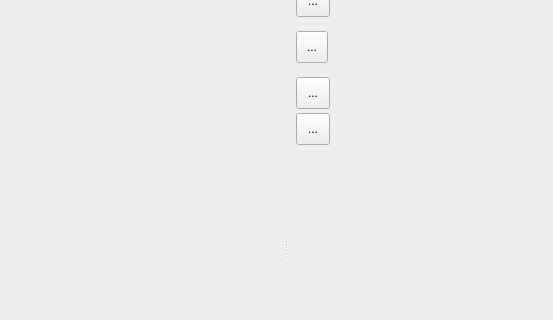
Before: the Qt Designer form sources/viewer.ui in mikaelsundell/stageviz, drawn with Qt 5; both pictures show x 0 to 553 and y 150 to 470 of the 1200 by 800 pixel window.
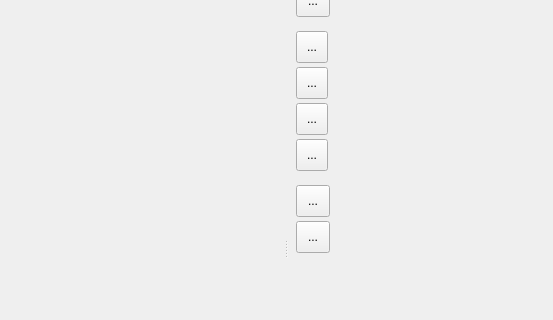
After: the same form once the commit is applied. Custom widgets are drawn as their Qt base class.

Commit message: Added Select, Move, Rotate and Scale transform modes Improved selection behavior and feedback in the Outliner Improved keyboard shortcuts into a consistent viewport/tool scheme

```diff
--- a/sources/viewer.ui
+++ b/sources/viewer.ui
@@ -12,7 +12,7 @@
   </property>
   <property name="minimumSize">
    <size>
-    <width>1000</width>
+    <width>800</width>
     <height>600</height>
    </size>
   </property>
@@ -296,7 +296,46 @@
                  </spacer>
                 </item>
                 <item>
-                 <widget class="QToolButton" name="transform">
+                 <widget class="QToolButton" name="select">
+                  <property name="minimumSize">
+                   <size>
+                    <width>32</width>
+                    <height>32</height>
+                   </size>
+                  </property>
+                  <property name="text">
+                   <string>...</string>
+                  </property>
+                 </widget>
+                </item>
+                <item>
+                 <widget class="QToolButton" name="move">
+                  <property name="minimumSize">
+                   <size>
+                    <width>32</width>
+                    <height>32</height>
+                   </size>
+                  </property>
+                  <property name="text">
+                   <string>...</string>
+                  </property>
+                 </widget>
+                </item>
+                <item>
+                 <widget class="QToolButton" name="rotate">
+                  <property name="minimumSize">
+                   <size>
+                    <width>32</width>
+                    <height>32</height>
+                   </size>
+                  </property>
+                  <property name="text">
+                   <string>...</string>
+                  </property>
+                 </widget>
+                </item>
+                <item>
+                 <widget class="QToolButton" name="scale">
                   <property name="minimumSize">
                    <size>
                     <width>32</width>
```
Left out of the diff: 402 changed lines with no effect on the pictures. The commit also changes 22 other files.
